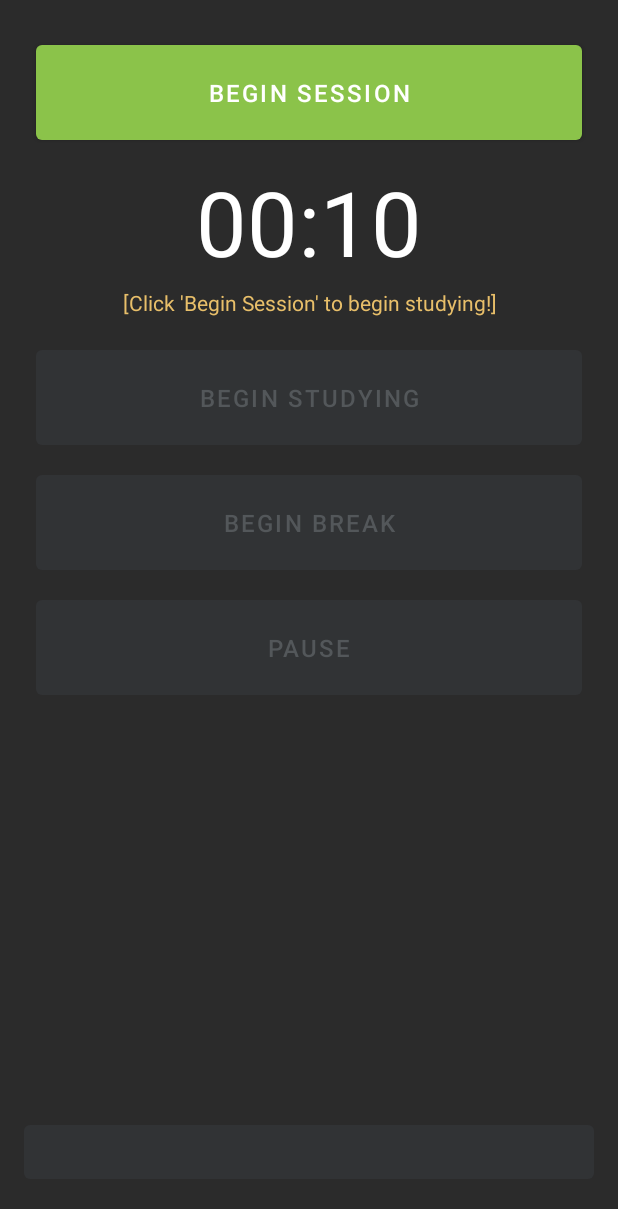
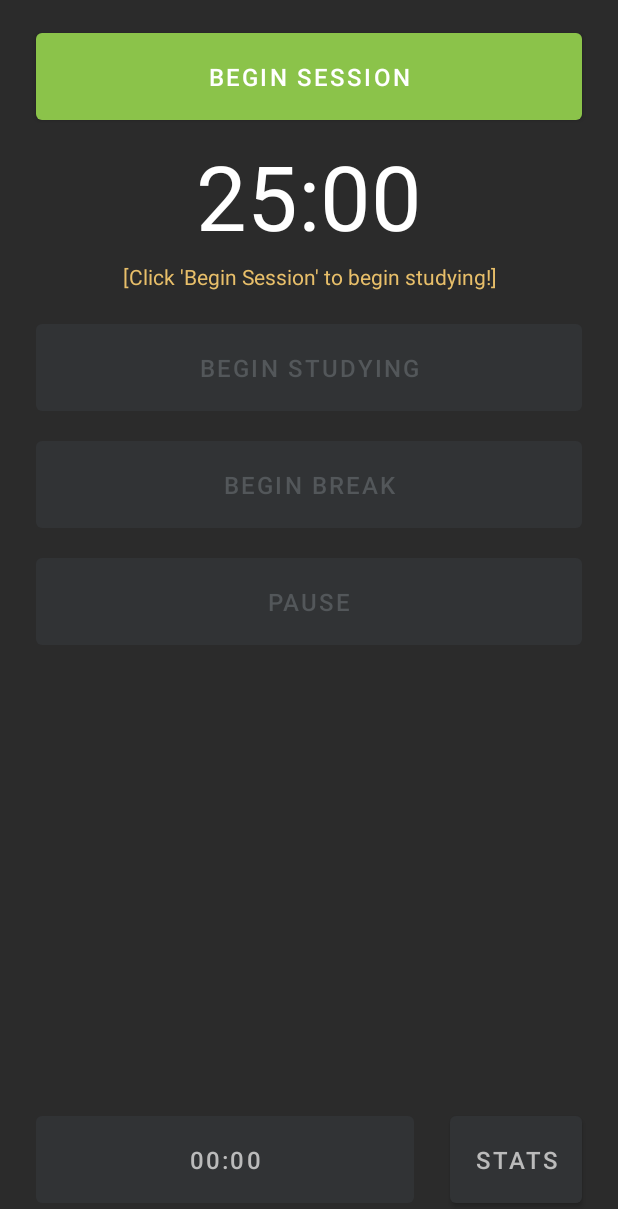
Before and after one commit to minizou/simpomo, an Android app: the screen it shows after launch (MainActivity), on a phone screen of 412 x 824 dp. Shown: the top 1209 px of the screen. Run offline under Robolectric (Android 15) with nearby library versions, the phone set to English and light mode, and no system bars.

Commit message:
Fixed inaccurate secElapsed bug, updated foreground service to work propertly; added alarm sound when notification timer reaches 0.

```diff
--- a/app/src/main/AndroidManifest.xml
+++ b/app/src/main/AndroidManifest.xml
@@ -3,6 +3,8 @@
     package="mini.pomodoro_alpha">
     <uses-permission android:name="android.permission.FOREGROUND_SERVICE" />
     <application
+        android:orientation="vertical"
+        android:keepScreenOn="true"
         android:name=".App"
         android:allowBackup="true"
         android:icon="@mipmap/ic_launcher"
--- a/app/src/main/java/mini/pomodoro_alpha/MainActivity.java
+++ b/app/src/main/java/mini/pomodoro_alpha/MainActivity.java
@@ -7,11 +7,25 @@ import android.content.Context;
 import android.content.Intent;
 import android.content.IntentFilter;
 import android.content.SharedPreferences;
+import android.content.pm.ActivityInfo;
 import android.os.Bundle;
 import android.util.Log;
 import android.view.View;
+import android.view.WindowManager;
 import android.widget.Button;
 import android.widget.TextView;
+
+/** TODO:
+ * - Consider using WakefulBroadcastReceiver or WAKE-LOCK so that service runs and is received while
+ *   phone is asleep / timed out (current issue is broadcastreceiver does not run during timeout)
+ * - Need to resolve what to do when timer runs to 00:00 in service.
+ * - Need to add notification noise at 00:00 in Main Activity
+ *
+ * Relevant links to explore for next time:
+ * https://developer.android.com/training/scheduling/wakelock
+ * https://developer.android.com/reference/android/content/BroadcastReceiver
+ * https://stackoverflow.com/questions/44149921/broadcast-receiver-not-working-when-app-is-closed
+ */
 
 public class MainActivity extends AppCompatActivity {
     private PomodoroTimer pomodoroTimer;
@@ -33,16 +47,19 @@ public class MainActivity extends AppCompatActivity {
     private long msRemaining;
     private long secElapsed;
 
-    private final long STUDY_TIME_MS = 1 * 10 * 1000;
+    private final long STUDY_TIME_MS = 25 * 60 * 1000;
     private final long STUDY_TIME_SEC = STUDY_TIME_MS / 1000;
-    private final long BREAK_TIME_MS = 1 * 5 * 1000;
-    private final long LONG_BREAK_TIME_MS = 1 * 7 * 1000;
+    private final long BREAK_TIME_MS = 5 * 60 * 1000;
+    private final long LONG_BREAK_TIME_MS = 15 * 60 * 1000;
 
     // Inherited Methods
+
     @Override
     protected void onCreate(Bundle savedInstanceState) {
         super.onCreate(savedInstanceState);
         setContentView(R.layout.activity_main);
+        this.setRequestedOrientation(ActivityInfo.SCREEN_ORIENTATION_PORTRAIT);
+        getWindow().addFlags(WindowManager.LayoutParams.FLAG_KEEP_SCREEN_ON);
 
         Log.i("SHINOGI","OnCreate (MAIN)");
 
@@ -65,8 +82,11 @@ public class MainActivity extends AppCompatActivity {
                 msRemaining = intent.getLongExtra("timeRemaining",msRemaining);
                 isPauseActive = intent.getBooleanExtra("isPauseActive",isPauseActive);
                 isBreakActive = intent.getBooleanExtra("isBreakActive",isBreakActive);
+                numPomodoros = intent.getIntExtra("numPomodoros",numPomodoros);
+                secElapsed = intent.getLongExtra("secElapsed",secElapsed);
                 saveServiceData();
-                Log.i("SHINOGI","Broadcast received by Main Activity: " + msRemaining);
+                long deleteLater = msRemaining / 1000; // TODO
+                Log.i("SHINOGI","Broadcast received by Main Activity: " + deleteLater);
             }
         };
 
@@ -86,6 +106,7 @@ public class MainActivity extends AppCompatActivity {
     @Override
     protected void onResume() {
         Log.i("SHINOGI","onResume (MAIN)");
+        Log.i("SHINOGI","Resuming # of numPomodoros: " + numPomodoros);
         if (isSessionActive) {
             stopPomodoroService();
             Log.i("SHINOGI","Broadcast Receiver UNREGISTERED.");
@@ -93,6 +114,11 @@ public class MainActivity extends AppCompatActivity {
                 unregisterReceiver(broadcastReceiver);
             } catch (Exception e) { }
             Log.i("SHINOGI","Restoring session.");
+
+            if (!isPauseActive) {
+                Log.i("MISHIMA","onResume, secElapsed--");
+                secElapsed--;
+            }
         }
         if (msRemaining != 0) {
             restoreSession(); // TODO: new, fixme so that it's not just for msRemaining = 0
@@ -183,8 +209,10 @@ public class MainActivity extends AppCompatActivity {
         Intent intentPomodoroService = new Intent(this,PomodoroService.class);
         intentPomodoroService.addFlags(Intent.FLAG_ACTIVITY_REORDER_TO_FRONT); // FIXME: prevents multiple duplicates of service?
         intentPomodoroService.putExtra("msRemaining",pomodoroTimer.getMsRemaining());
+        intentPomodoroService.putExtra("secElapsed",secElapsed);
         intentPomodoroService.putExtra("isPauseActive",isPauseActive);
         intentPomodoroService.putExtra("isBreakActive",isBreakActive);
+        intentPomodoroService.putExtra("numPomodoros",numPomodoros);
         startService(intentPomodoroService);
 
     }
@@ -196,7 +224,7 @@ public class MainActivity extends AppCompatActivity {
     }
 
     private void saveServiceData() {
-        Log.i("SHINOGI","saveServiceData (MAIN)");
+        // Log.i("SHINOGI","saveServiceData (MAIN)");
         SharedPreferences.Editor editor = sharedPreferences.edit();
         if (isSessionActive) {
             Log.i("SHINOGI","Shared data applied: " + msRemaining + " | " + isPauseActive + " | " + isBreakActive);
@@ -207,8 +235,11 @@ public class MainActivity extends AppCompatActivity {
             Log.i("SHINOGI","Clearing data: " +  msRemaining + " | " + isPauseActive + " | " + isBreakActive);
         }
         editor.putLong("msRemaining",msRemaining);
+        editor.putLong("secElapsed",secElapsed);
         editor.putBoolean("isPauseActive",isPauseActive);
         editor.putBoolean("isBreakActive",isBreakActive);
+        editor.putInt("numPomodoros",numPomodoros);
+
         editor.apply();
     }
 
@@ -217,11 +248,15 @@ public class MainActivity extends AppCompatActivity {
         Log.i("SHINOGI","Attempting to retrieve service data.");
         if (sharedPreferences != null) {
             msRemaining = sharedPreferences.getLong("msRemaining",msRemaining);
+            secElapsed = sharedPreferences.getLong("secElapsed",secElapsed);
             isPauseActive = sharedPreferences.getBoolean("isPauseActive",isPauseActive);
             isBreakActive = sharedPreferences.getBoolean("isBreakActive",isBreakActive);
+            numPomodoros = sharedPreferences.getInt("numPomodoros",numPomodoros);
             Log.i("SHINOGI","Service data obtained: " + msRemaining);
         } else { // FIXME: check [else] if it is redundant
             msRemaining = 0;
+            numPomodoros = 0;
+            secElapsed = 0;
             isBreakActive = false;
             isPauseActive = false;
         }
@@ -238,6 +273,7 @@ public class MainActivity extends AppCompatActivity {
         txtStatus.setText(R.string.intro_message);
         txtTimer.setTextColor(getResources().getColor(R.color.text_white));
         txtTimer.setText(PomodoroTimer.getTimeString(STUDY_TIME_SEC));
+        txtTimeElapsed.setText(PomodoroTimer.getTimeString(secElapsed));
         btnPause.setText(R.string.pause_message);
         btnBeginBreak.setText(R.string.begin_break_message);
         btnSession.setText(R.string.begin_session_message);
@@ -289,7 +325,10 @@ public class MainActivity extends AppCompatActivity {
             public void onTick(long timeInMS) {
                 super.onTick(timeInMS);
                 msRemaining = timeInMS;
-                if (!isBreakActive) { secElapsed++; }
+                if (!isBreakActive) {
+                    Log.i("MISHIMA","createTimer, secElapsed++: " + secElapsed);
+                    secElapsed++;
+                }
                 updateTimerUI();
             }
 
@@ -315,6 +354,8 @@ public class MainActivity extends AppCompatActivity {
     public void beginSession(View v) {
         Log.i("SHINOGI","Begin Session pressed.");
         if (isSessionActive) {
+            numPomodoros = 0;
+            secElapsed = 0;
             restartUI();
         } else {
             btnSession.setText(R.string.end_session_message);
@@ -329,7 +370,10 @@ public class MainActivity extends AppCompatActivity {
         if (!isPauseActive) { // pause not on, so it pauses for you
             msRemaining = pomodoroTimer.getMsRemaining();
             pomodoroTimer.cancel();
-            if (!isBreakActive) { secElapsed--; }
+            if (!isBreakActive) {
+                Log.i("MISHIMA","pauseResumeTimer, secElapsed--");
+                secElapsed--;
+            }
 
             txtTimer.setTextColor(getResources().getColor(R.color.text_yellow));
             btnPause.setText(R.string.resume_message);
--- a/app/src/main/res/layout/activity_main.xml
+++ b/app/src/main/res/layout/activity_main.xml
@@ -10,10 +10,10 @@
     <Button
         android:id="@+id/btn_session"
         android:layout_width="0dp"
-        android:layout_height="75dp"
+        android:layout_height="70dp"
         android:layout_marginStart="24dp"
         android:layout_marginLeft="24dp"
-        android:layout_marginTop="24dp"
+        android:layout_marginTop="16dp"
         android:layout_marginEnd="24dp"
         android:layout_marginRight="24dp"
         android:onClick="beginSession"
@@ -26,25 +26,38 @@
     <Button
         android:id="@+id/txt_time_elapsed"
         android:layout_width="0dp"
-        android:layout_height="wrap_content"
-        android:layout_marginStart="16dp"
-        android:layout_marginLeft="16dp"
-        android:layout_marginEnd="16dp"
-        android:layout_marginRight="16dp"
-        android:layout_marginBottom="32dp"
+        android:layout_height="70dp"
+        android:layout_marginStart="24dp"
+        android:layout_marginLeft="24dp"
+        android:layout_marginEnd="24dp"
+        android:layout_marginRight="24dp"
+        android:layout_marginBottom="16dp"
         android:enabled="false"
         android:textColor="@color/text_grey"
         android:textSize="16sp"
         app:backgroundTint="@color/background_lighter_grey"
         app:layout_constraintBottom_toBottomOf="parent"
-        app:layout_constraintEnd_toEndOf="parent"
-        app:layout_constraintHorizontal_bias="0.0"
+        app:layout_constraintEnd_toStartOf="@+id/btn_statistics"
         app:layout_constraintStart_toStartOf="parent" />
+
+    <Button
+        android:id="@+id/btn_statistics"
+        android:layout_width="0dp"
+        android:layout_height="70dp"
+        android:layout_marginEnd="24dp"
+        android:layout_marginRight="24dp"
+        android:layout_marginBottom="16dp"
+        android:text="Stats"
+        android:textColor="@color/text_grey"
+        android:textSize="16sp"
+        app:backgroundTint="@color/background_lighter_grey"
+        app:layout_constraintBottom_toBottomOf="parent"
+        app:layout_constraintEnd_toEndOf="parent" />
 
     <Button
         android:id="@+id/btn_begin_studying"
         android:layout_width="0dp"
-        android:layout_height="75dp"
+        android:layout_height="70dp"
         android:layout_marginStart="24dp"
         android:layout_marginLeft="24dp"
         android:layout_marginTop="16dp"
@@ -62,7 +75,7 @@
     <Button
         android:id="@+id/btn_begin_break"
         android:layout_width="0dp"
-        android:layout_height="75dp"
+        android:layout_height="70dp"
         android:layout_marginStart="24dp"
         android:layout_marginLeft="24dp"
         android:layout_marginTop="8dp"
@@ -79,7 +92,7 @@
     <Button
         android:id="@+id/btn_pause"
         android:layout_width="0dp"
-        android:layout_height="75dp"
+        android:layout_height="70dp"
         android:layout_marginStart="24dp"
         android:layout_marginLeft="24dp"
         android:layout_marginTop="8dp"
@@ -97,7 +110,7 @@
         android:id="@+id/txt_timer"
         android:layout_width="wrap_content"
         android:layout_height="wrap_content"
-        android:layout_marginTop="8dp"
+        android:layout_marginTop="4dp"
         android:gravity="center"
         android:textColor="@color/text_white"
         android:textSize="60sp"
```
Also changed, not shown: app/src/main/java/mini/pomodoro_alpha/PomodoroService.java (+63 -7 lines).
